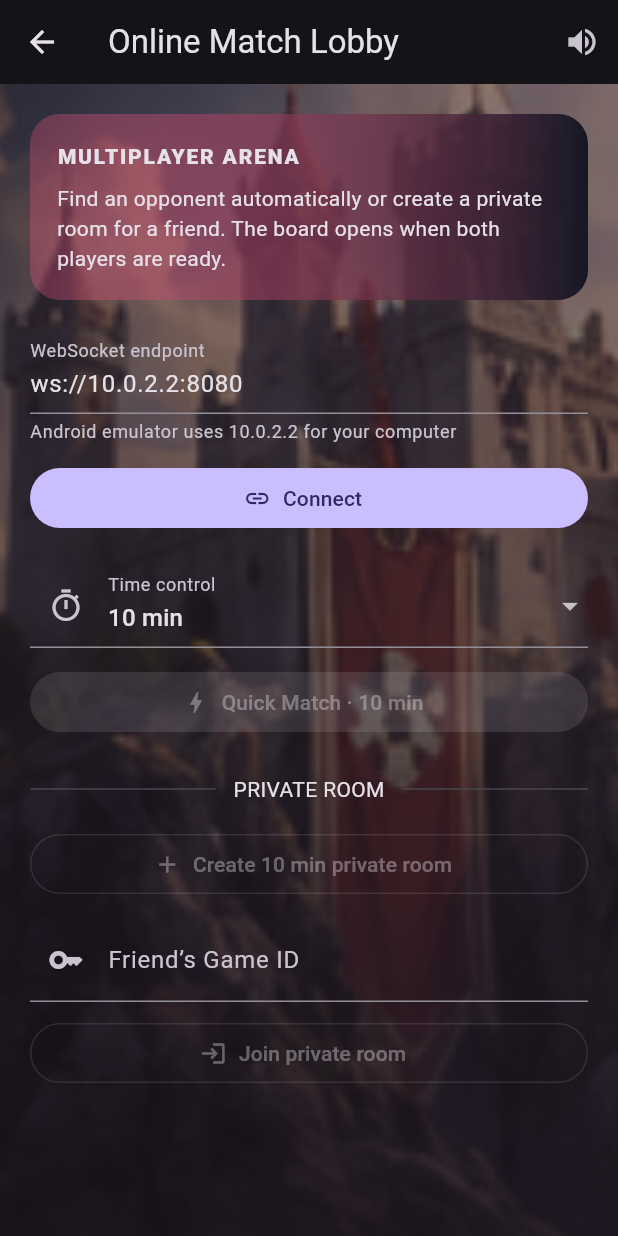
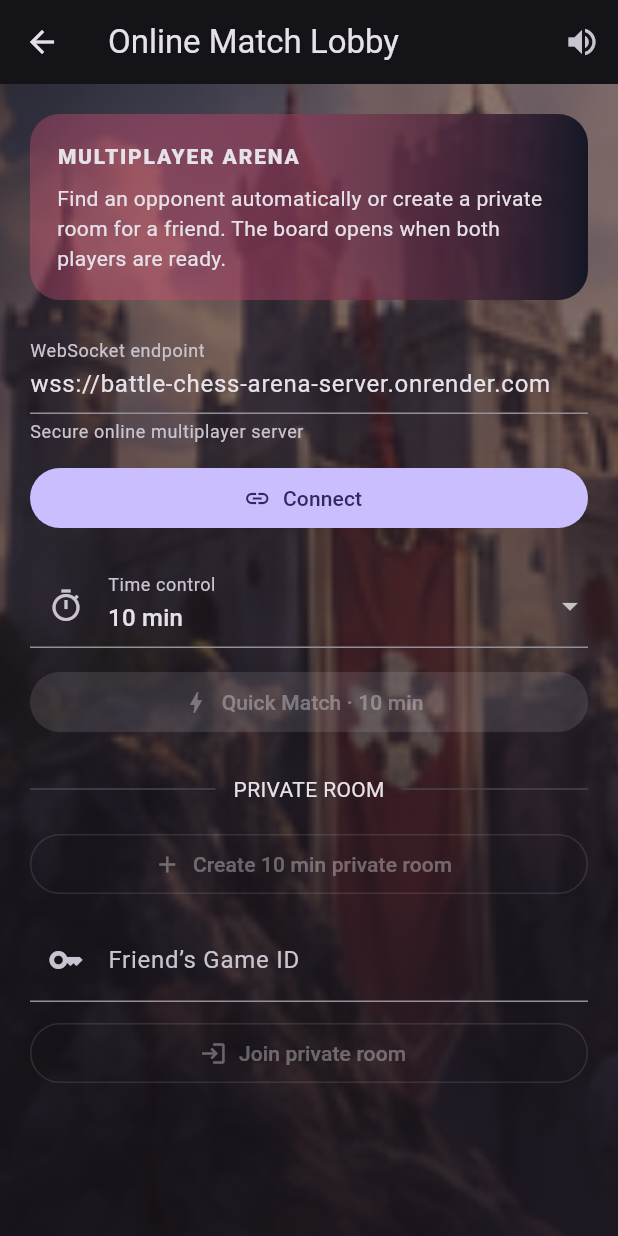
Before and after one commit to gopinathmanu-cpu/battle-chess-arena, a Flutter app: the OnlineLobbyScreen screen opened directly with sample values from the repository, on a phone screen of 412 x 824 dp. Run offline on Flutter 3.47's test engine with Material 3 defaults, Android fonts, the phone set to English and light mode, and no system bars; our stand-ins replace audioplayers, shared_preferences; missing offline and left inert: dart:ffi, dartchess; accounts and stored records are empty.

Commit message:
Use hosted multiplayer server by default

```diff
--- a/lib/src/features/online/online_lobby_screen.dart
+++ b/lib/src/features/online/online_lobby_screen.dart
@@ -1,6 +1,5 @@
 // SPDX-License-Identifier: GPL-3.0-or-later
 import 'package:flutter/material.dart';
-import 'package:flutter/foundation.dart';
 
 import 'online_game_screen.dart';
 import '../play/board_appearance.dart';
@@ -21,15 +20,10 @@ class OnlineLobbyScreen extends StatefulWidget {
 class _OnlineLobbyScreenState extends State<OnlineLobbyScreen> {
   static const _configuredEndpoint = String.fromEnvironment(
     'ONLINE_SERVER_URL',
+    defaultValue: 'wss://battle-chess-arena-server.onrender.com',
   );
   late final _client = widget.client ?? OnlineMatchClient();
-  final _endpoint = TextEditingController(
-    text: _configuredEndpoint.isNotEmpty
-        ? _configuredEndpoint
-        : defaultTargetPlatform == TargetPlatform.android
-        ? 'ws://10.0.2.2:8080'
-        : 'ws://127.0.0.1:8080',
-  );
+  final _endpoint = TextEditingController(text: _configuredEndpoint);
   bool _openedGame = false;
   final _gameId = TextEditingController();
   _OnlineTimeControl _timeControl = _timeControls.last;
@@ -133,11 +127,9 @@ class _OnlineLobbyScreenState extends State<OnlineLobbyScreen> {
             const SizedBox(height: 20),
             TextField(
               controller: _endpoint,
-              decoration: InputDecoration(
+              decoration: const InputDecoration(
                 labelText: 'WebSocket endpoint',
-                helperText: _configuredEndpoint.isNotEmpty
-                    ? 'Secure online multiplayer server'
-                    : 'Android emulator uses 10.0.2.2 for your computer',
+                helperText: 'Secure online multiplayer server',
               ),
             ),
             const SizedBox(height: 12),
```
Also changed, not shown: 3 other files.
